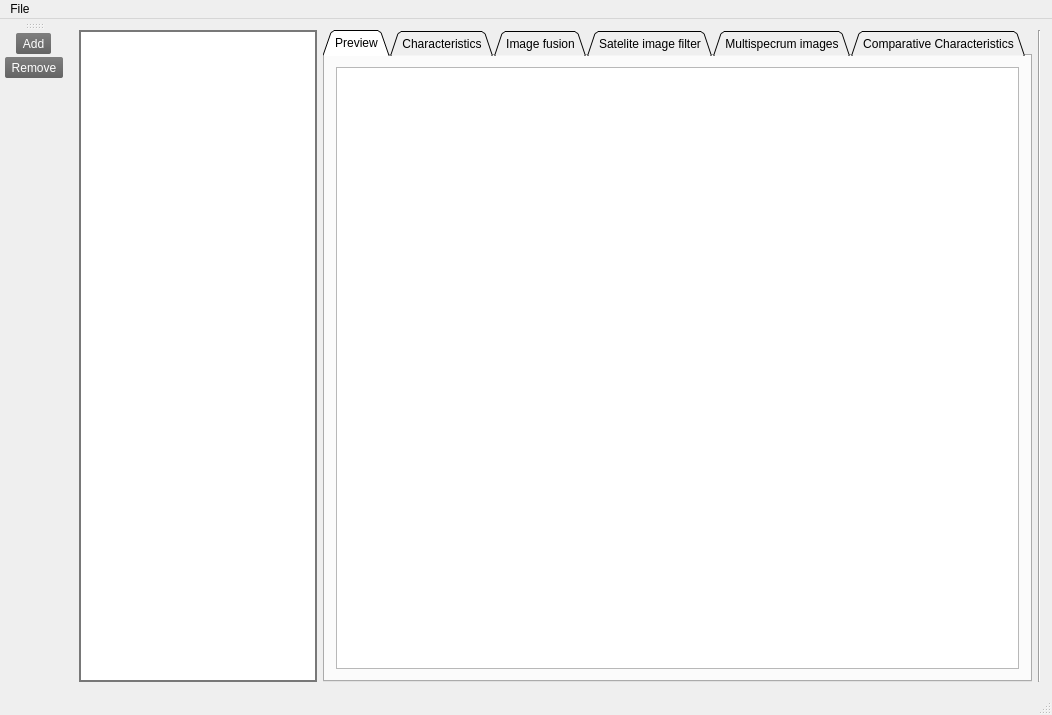
Before: the Qt Designer form mainwindow.ui in DmitryMasley/satImageManager, drawn with Qt 5.
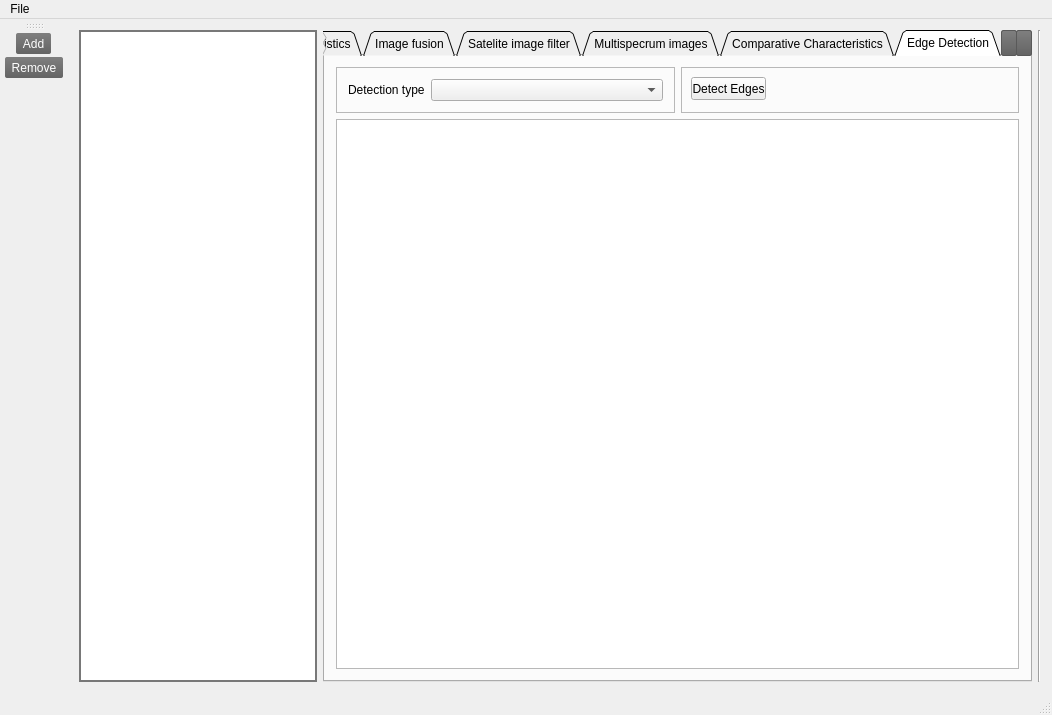
After: the same form once the commit is applied. Icons and pictures are not drawn. Custom widgets are drawn as their Qt base class.

Commit message: Edge Detection controller

The edit to the form file:
```diff
--- a/mainwindow.ui
+++ b/mainwindow.ui
@@ -177,7 +177,7 @@
        <enum>QTabWidget::Triangular</enum>
       </property>
       <property name="currentIndex">
-       <number>0</number>
+       <number>6</number>
       </property>
       <property name="elideMode">
        <enum>Qt::ElideNone</enum>
@@ -1424,6 +1424,86 @@
         </item>
        </layout>
       </widget>
+      <widget class="QWidget" name="contours">
+       <property name="toolTip">
+        <string>&lt;html&gt;&lt;head/&gt;&lt;body&gt;&lt;p&gt;Detecting Contours on given image&lt;/p&gt;&lt;/body&gt;&lt;/html&gt;</string>
+       </property>
+       <attribute name="title">
+        <string>Edge Detection</string>
+       </attribute>
+       <layout class="QGridLayout" name="gridLayout_15">
+        <item row="0" column="0">
+         <widget class="QFrame" name="frame_3">
+          <property name="sizePolicy">
+           <sizepolicy hsizetype="Preferred" vsizetype="Preferred">
+            <horstretch>1</horstretch>
+            <verstretch>0</verstretch>
+           </sizepolicy>
+          </property>
+          <property name="frameShape">
+           <enum>QFrame::StyledPanel</enum>
+          </property>
+          <property name="frameShadow">
+           <enum>QFrame::Raised</enum>
+          </property>
+          <layout class="QHBoxLayout" name="horizontalLayout">
+           <item>
+            <widget class="QLabel" name="label_4">
+             <property name="text">
+              <string>Detection type</string>
+             </property>
+            </widget>
+           </item>
+           <item>
+            <widget class="QComboBox" name="edge_detection_type">
+             <property name="sizePolicy">
+              <sizepolicy hsizetype="Expanding" vsizetype="Fixed">
+               <horstretch>0</horstretch>
+               <verstretch>0</verstretch>
+              </sizepolicy>
+             </property>
+             <property name="editable">
+              <bool>false</bool>
+             </property>
+            </widget>
+           </item>
+          </layout>
+         </widget>
+        </item>
+        <item row="0" column="1">
+         <widget class="QFrame" name="frame_4">
+          <property name="sizePolicy">
+           <sizepolicy hsizetype="Preferred" vsizetype="Preferred">
+            <horstretch>1</horstretch>
+            <verstretch>0</verstretch>
+           </sizepolicy>
+          </property>
+          <property name="frameShape">
+           <enum>QFrame::StyledPanel</enum>
+          </property>
+          <property name="frameShadow">
+           <enum>QFrame::Raised</enum>
+          </property>
+          <widget class="QPushButton" name="edge_get">
+           <property name="geometry">
+            <rect>
+             <x>10</x>
+             <y>10</y>
+             <width>75</width>
+             <height>23</height>
+            </rect>
+           </property>
+           <property name="text">
+            <string>Detect Edges</string>
+           </property>
+          </widget>
+         </widget>
+        </item>
+        <item row="1" column="0" colspan="2">
+         <widget class="previewGraphicsView" name="graphicsView"/>
+        </item>
+       </layout>
+      </widget>
      </widget>
     </item>
     <item row="0" column="0">
```
The commit also changes 10 other files.
